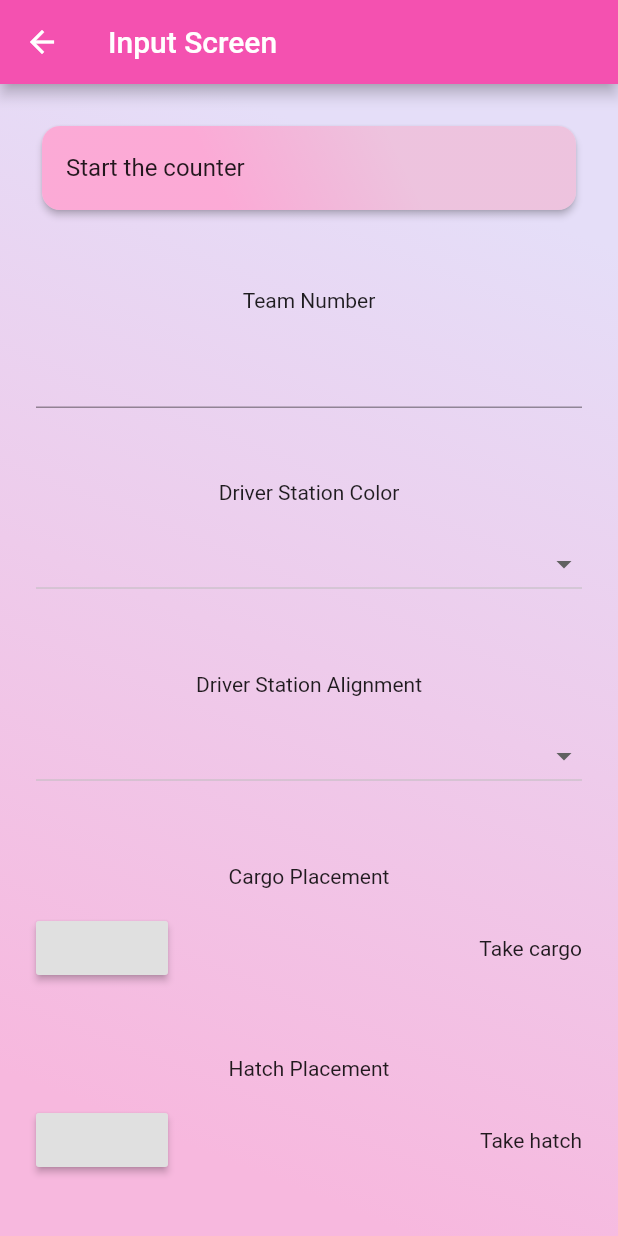
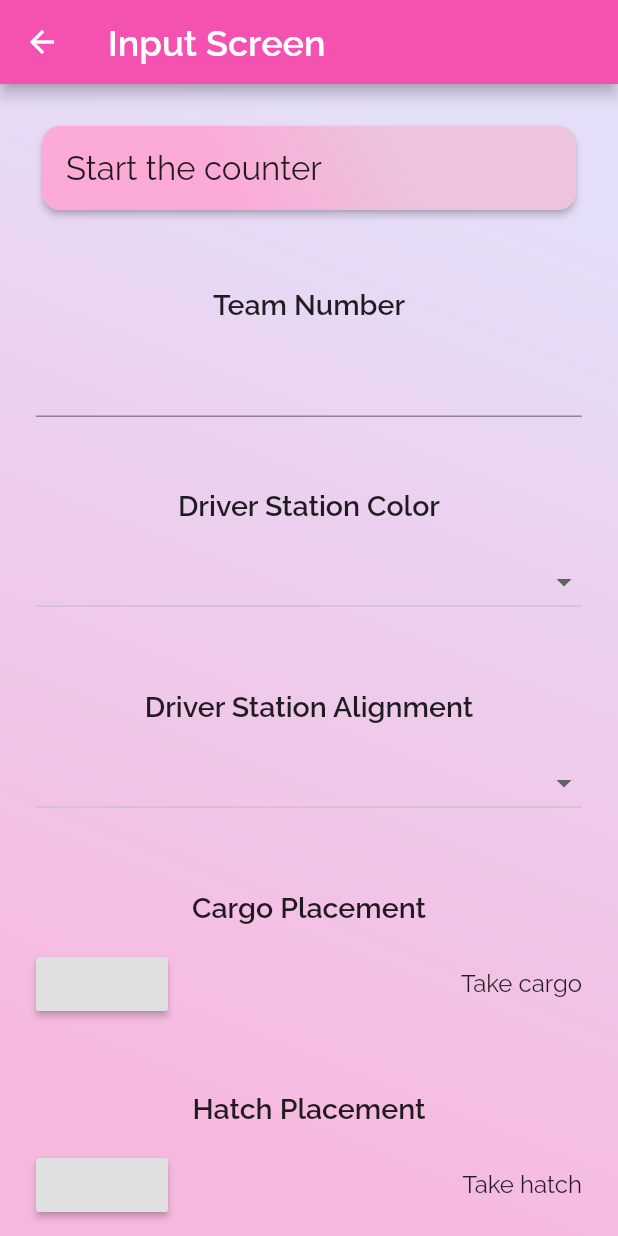
Before and after one commit to altalk23/scouting_app, a Flutter app: the screen it shows after launch, after a tap on "Input Screen", on a phone screen of 412 x 824 dp. Run offline on Flutter 3.47's test engine with Material 2 defaults, Android fonts, the phone set to English and light mode, and no system bars; our stand-ins replace qr_flutter; Roboto replaces fonts that are missing (Latin Modern Roman 10).

Commit message:
logo and style done

```diff
--- a/lib/main.dart
+++ b/lib/main.dart
@@ -38,7 +38,7 @@ ThemeData mainTheme({
             ),
         ),
     );
-    fontFamily ??= 'Latin Modern Roman 10';
+    fontFamily ??= 'Raleway';
 
     return ThemeData(
         backgroundColor: backgroundColor,
--- a/lib/screen/input.dart
+++ b/lib/screen/input.dart
@@ -8,6 +8,7 @@ import 'package:scouting_app/labeled_widget.dart';
 import 'package:scouting_app/localization.dart';
 import 'package:scouting_app/name.dart';
 import 'package:scouting_app/screen/main.dart';
+import 'package:scouting_app/style.dart';
 
 
 class InputScreen extends StatefulWidget {
@@ -24,7 +25,10 @@ class _InputScreenState extends State<InputScreen> {
     Widget build(BuildContext context) {
         return Scaffold(
             appBar: AppBar(
-                title: Text('Input Screen'.lang(lang)),
+                title: Text(
+                    'Input Screen'.lang(lang),
+                    style: titleTextStyle(context),
+                ),
             ),
             body: Container(
                 decoration: scaffoldDecoration(context),
@@ -42,10 +46,13 @@ class _InputScreenState extends State<InputScreen> {
                                     child: Container(
                                         decoration: cardDecoration(context),
                                         child: ListTile(
-                                            title: Text([
-                                                'Start the counter'.lang(lang),
-                                                'End the counter'.lang(lang),
-                                            ][input.indexes['Stopwatch'] % 2]),
+                                            title: Text(
+                                                [
+                                                    'Start the counter'.lang(lang),
+                                                    'End the counter'.lang(lang),
+                                                ][input.indexes['Stopwatch'] % 2],
+                                                style: mediumTextStyle(context),
+                                            ),
                                             onTap: () {
                                                 setState(() {
                                                     input.indexes[id]++;
@@ -74,8 +81,12 @@ class _InputScreenState extends State<InputScreen> {
                         switch (data.type) {
                             case InputDataType.textBox:
                                 result = LabeledWidget(
-                                    text: Text(data.id.lang(lang)),
+                                    text: Text(
+                                        data.id.lang(lang),
+                                        style: subTextStyle(context),
+                                    ),
                                     child: TextField(
+                                        style: textBoxTextStyle(context),
                                         keyboardType: TextInputType.text,
                                         onChanged: (value) {
                                             input.textBox.putIfAbsent(data.id, () => value);
@@ -86,7 +97,10 @@ class _InputScreenState extends State<InputScreen> {
                                 break;
                             case InputDataType.colorSelector:
                                 result = LabeledWidget(
-                                    text: Text(data.id.lang(lang)),
+                                    text: Text(
+                                        data.id.lang(lang),
+                                        style: subTextStyle(context),
+                                    ),
                                     child: DropdownButton<String>(
                                         isExpanded: true,
                                         value: input.colorSelector[data.id],
@@ -98,8 +112,11 @@ class _InputScreenState extends State<InputScreen> {
                                         },
                                         items: data.colorSelection.map<DropdownMenuItem<String>>((Color value) {
                                             return DropdownMenuItem<String>(
-                                              value: value.name(),
-                                              child: Text(value.name().lang(lang))
+                                                value: value.name(),
+                                                child: Text(
+                                                    value.name().lang(lang),
+                                                    style: smallTextStyle(context),
+                                                ),
                                             );
                                         }).toList(),
                                     ),
@@ -107,7 +124,10 @@ class _InputScreenState extends State<InputScreen> {
                                 break;
                             case InputDataType.textSelector:
                                 result = LabeledWidget(
-                                    text: Text(data.id.lang(lang)),
+                                    text: Text(
+                                        data.id.lang(lang),
+                                        style: subTextStyle(context),
+                                    ),
                                     child: DropdownButton<String>(
                                         isExpanded: true,
                                         value: input.textSelector[data.id],
@@ -120,7 +140,10 @@ class _InputScreenState extends State<InputScreen> {
                                         items: data.selection.map<DropdownMenuItem<String>>((String value) {
                                             return DropdownMenuItem<String>(
                                                 value: value,
-                                                child: Text(value.lang(lang)),
+                                                child: Text(
+                                                    value.lang(lang),
+                                                    style: smallTextStyle(context),
+                                                ),
                                             );
                                         }).toList(),
                                     ),
@@ -130,7 +153,10 @@ class _InputScreenState extends State<InputScreen> {
                                 input.indexes[data.id] ??= 0;
                                 input.stopwatches[data.id] ??= Stopwatch();
                                 result = LabeledWidget(
-                                    text: Text(data.id.lang(lang)),
+                                    text: Text(
+                                        data.id.lang(lang),
+                                        style: subTextStyle(context),
+                                    ),
                                     child: Row(
                                         mainAxisAlignment: MainAxisAlignment.spaceBetween,
                                         children: <Widget>[
@@ -156,6 +182,7 @@ class _InputScreenState extends State<InputScreen> {
                                                 data.selection[input.indexes[data.id]]
                                                   .lang(lang)
                                                   .replaceFirst('%counter', input.stopwatches[data.id].elapsed.toString()),
+                                                style: smallTextStyle(context),
                                             ),
                                         ],
                                     ),
@@ -169,7 +196,10 @@ class _InputScreenState extends State<InputScreen> {
                                 input.gridButtonStart[data.id] ??= List<Duration>();
                                 input.gridButtonEnd[data.id] ??= List<Duration>();
                                 result = LabeledWidget(
-                                    text: Text(data.id.lang(lang)),
+                                    text: Text(
+                                        data.id.lang(lang),
+                                        style: subTextStyle(context),
+                                    ),
                                     child: Row(
                                         mainAxisAlignment: MainAxisAlignment.spaceBetween,
                                         children: <Widget>[
@@ -202,6 +232,7 @@ class _InputScreenState extends State<InputScreen> {
                                             ),
                                             Text(
                                                 data.selection[input.indexes[data.id] % 2].lang(lang),
+                                                style: smallTextStyle(context),
                                             ),
                                         ],
                                     ),
@@ -213,6 +244,7 @@ class _InputScreenState extends State<InputScreen> {
                                     child: CheckboxListTile(
                                         title: Text(
                                             data.id.lang(lang),
+                                            style: subTextStyle(context),
                                         ),
                                         value: input.checkbox[data.id] ?? false,
                                         onChanged: (bool value) {
@@ -226,7 +258,6 @@ class _InputScreenState extends State<InputScreen> {
                         }
                         return result;
                     },
-
                 ),
             ),
         );
--- a/lib/screen/main.dart
+++ b/lib/screen/main.dart
@@ -17,7 +17,10 @@ class _MainScreenState extends State<MainScreen> {
     Widget build(BuildContext context) {
         return Scaffold(
             appBar: AppBar(
-                title: Text('Main Screen'.lang(lang)),
+                title: Text(
+                    'Main Screen'.lang(lang),
+                    style: titleTextStyle(context),
+                ),
                 actions: <Widget>[
                     IconButton(
                       icon: Icon(Icons.translate),
@@ -26,12 +29,16 @@ class _MainScreenState extends State<MainScreen> {
                               context: context,
                               builder: (context) {
                                   return SimpleDialog(
+                                      backgroundColor: Color(0x00000000),
                                       children: <Widget>[
                                           Card(
                                               child: Container(
                                                   decoration: cardDecoration(context),
                                                   child: ListTile(
-                                                      title: Text('English'.lang(lang)),
+                                                      title: Text(
+                                                          'English'.lang(lang),
+                                                          style: mediumTextStyle(context),
+                                                      ),
                                                       onTap: () {
                                                           setState(() {
                                                               lang = 'en';
@@ -45,7 +52,10 @@ class _MainScreenState extends State<MainScreen> {
                                               child: Container(
                                                   decoration: cardDecoration(context),
                                                   child: ListTile(
-                                                      title: Text('Turkish'.lang(lang)),
+                                                      title: Text(
+                                                          'Turkish'.lang(lang),
+                                                          style: mediumTextStyle(context),
+                                                      ),
                                                       onTap: () {
                                                           setState(() {
                                                               lang = 'tr';
--- a/lib/screen/qr.dart
+++ b/lib/screen/qr.dart
@@ -18,7 +18,10 @@ class _QRScreenState extends State<QRScreen> {
     Widget build(BuildContext context) {
         return Scaffold(
             appBar: AppBar(
-                title: Text('QR Screen'.lang(lang)),
+                title: Text(
+                    'QR Screen'.lang(lang),
+                    style: titleTextStyle(context),
+                ),
             ),
             body: Container(
                 decoration: scaffoldDecoration(context),
--- a/lib/style.dart
+++ b/lib/style.dart
@@ -16,29 +16,52 @@ MaterialColor swatch() => MaterialColor(
     },
 );
 
+TextStyle titleTextStyle(context) {
+    return TextStyle(
+        fontSize: 24,
+        fontWeight: FontWeight.w600,
+    );
+}
+
+
 TextStyle mediumTextStyle(context) {
     return TextStyle(
-        fontSize: 28,
+        fontSize: 22,
+        fontWeight: FontWeight.w400,
     );
 }
 
 TextStyle largeTextStyle(context) {
     return TextStyle(
-        fontSize: 36,
-        fontWeight: FontWeight.w800,
+        fontSize: 32,
+        fontWeight: FontWeight.w600,
+    );
+}
+
+TextStyle subTextStyle(context) {
+    return TextStyle(
+        fontSize: 19,
+        fontWeight: FontWeight.w600
+    );
+}
+
+TextStyle cardStyle(context) {
+    return TextStyle(
+        fontSize: 28,
+        fontWeight: FontWeight.w500,
+    );
+}
+
+TextStyle textBoxTextStyle(context) {
+    return TextStyle(
+      fontSize: 16,
+      fontWeight: FontWeight.w400
     );
 }
 
 TextStyle smallTextStyle(context) {
     return TextStyle(
-        fontSize: 20,
+      fontSize: 16,
+      fontWeight: FontWeight.w400
     );
 }
-
-TextStyle cardStyle(context) {
-    return TextStyle(
-        fontFamily: 'Raleway',
-        fontSize: 28,
-        fontWeight: FontWeight.w500,
-    );
-}
```
Also changed, not shown: pubspec.yaml (+8 -0 lines), pubspec.lock, 20 other files.
